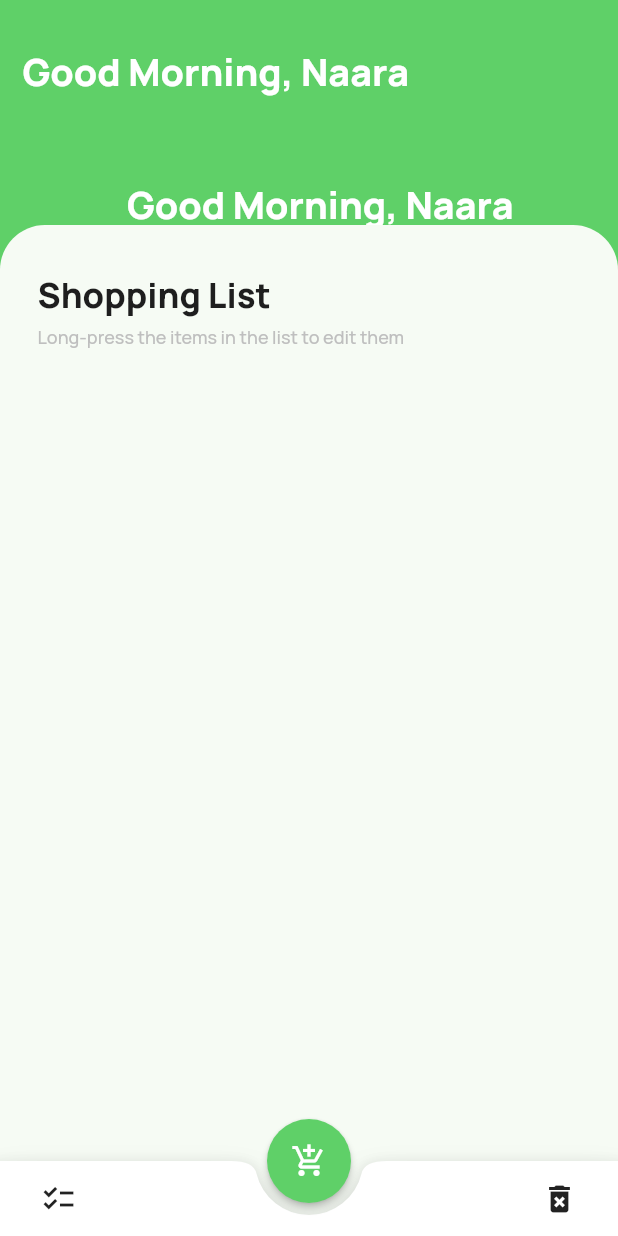
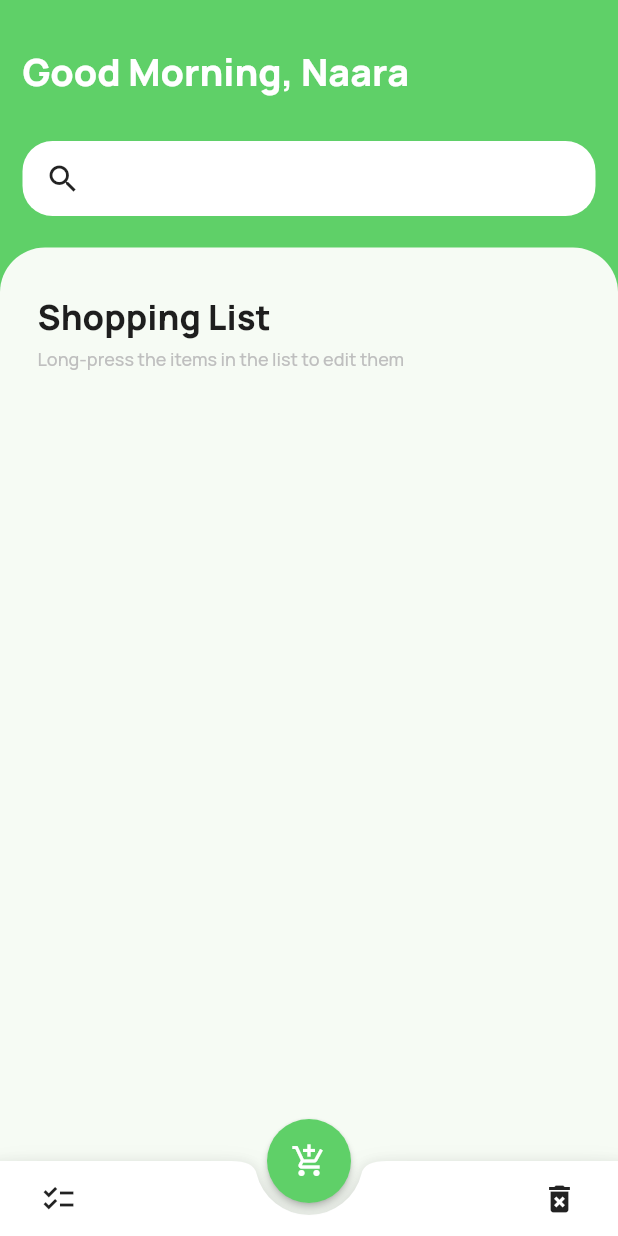
Before and after one commit to Fasz-kivan/IsShopping, a Flutter app: the screen it shows after launch, on a phone screen of 412 x 824 dp. Run offline on Flutter 3.47's test engine with Material 2 defaults, Android fonts, the light colour scheme and no system bars; our stand-ins replace shared_preferences.

Commit message:
started working on searchbar

```diff
--- a/lib/main.dart
+++ b/lib/main.dart
@@ -288,21 +288,31 @@ class MainScreen extends State<MainScreenDisplayer> {
                 ),
               ),
               Padding(
-                padding: const EdgeInsets.only(left: 15, top: 55),
-                child: Text(
-                  "Good ${greeting()}, $username",
-                  style: const TextStyle(
+                padding: const EdgeInsets.only(left: 15, top: 30, right: 15),
+                child: Container(
+                  width: MediaQuery.of(context).size.width,
+                  height: 50,
+                  decoration: ShapeDecoration(
                     color: Colors.white,
-                    fontSize: 25,
-                    fontFamily: 'Manrope',
-                    fontWeight: FontWeight.w900,
+                    shape: RoundedRectangleBorder(
+                      borderRadius: BorderRadius.circular(20),
+                    ),
+                  ),
+                  child: const Row(
+                    children: [
+                      Padding(
+                        padding: EdgeInsets.only(left: 15, top: 10, bottom: 10),
+                        child: Icon(Icons.search),
+                      ),
+                    ],
                   ),
                 ),
-              ),
+              )
             ],
           ),
           Positioned.fill(
-            top: 150, // Adjust the top padding as needed
+            top: MediaQuery.of(context).viewPadding.top +
+                165, // Adjust the top padding as needed
             child: Container(
               decoration: ShapeDecoration(
                 color: Theme.of(context).colorScheme.background,
```
